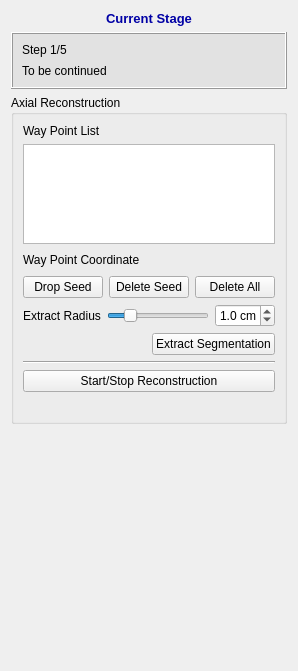
Old version of the form codes/InteractorStyles/QInteractorStyleObliqueViewSeedsPlacer.ui in the repository wuzhuobin/PlaqueQuant.
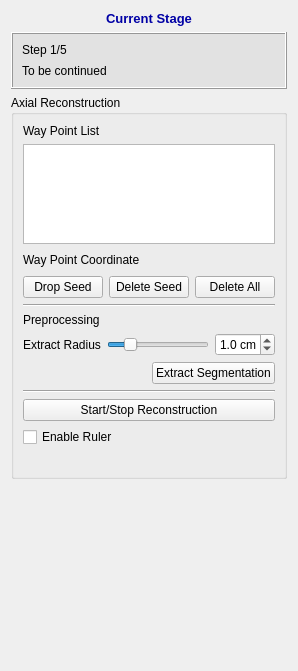
New version of the form.

Commit message: Update oblique view with measurements

```diff
--- a/codes/InteractorStyles/QInteractorStyleObliqueViewSeedsPlacer.ui
+++ b/codes/InteractorStyles/QInteractorStyleObliqueViewSeedsPlacer.ui
@@ -207,6 +207,20 @@
         </item>
        </layout>
       </item>
+      <item>
+       <widget class="Line" name="line_2">
+        <property name="orientation">
+         <enum>Qt::Horizontal</enum>
+        </property>
+       </widget>
+      </item>
+      <item>
+       <widget class="QLabel" name="label_6">
+        <property name="text">
+         <string>Preprocessing</string>
+        </property>
+       </widget>
+      </item>
       <item>
        <layout class="QHBoxLayout" name="horizontalLayout">
         <item>
@@ -321,6 +335,13 @@
         </property>
        </widget>
       </item>
+      <item>
+       <widget class="QCheckBox" name="checkBoxEnableRuler">
+        <property name="text">
+         <string>Enable Ruler</string>
+        </property>
+       </widget>
+      </item>
       <item>
        <widget class="QLabel" name="labelReconstructionStatus">
         <property name="styleSheet">
```
Left out of the diff: 9 changed lines with no effect on the pictures. The commit also changes 6 other files.
